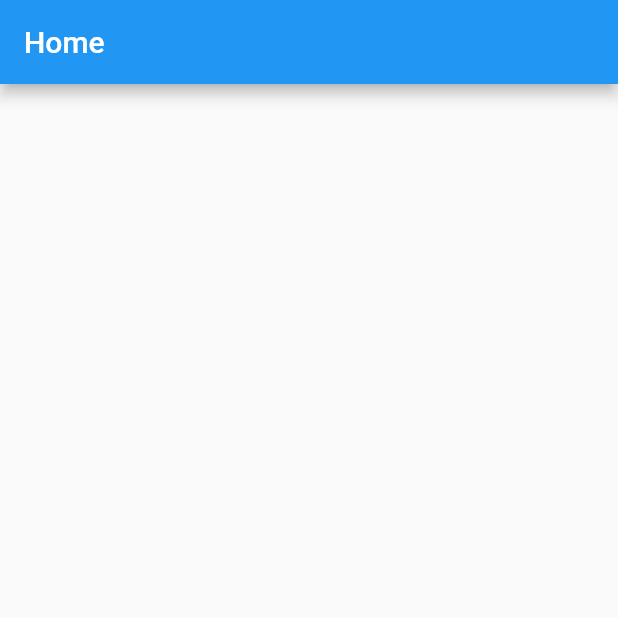
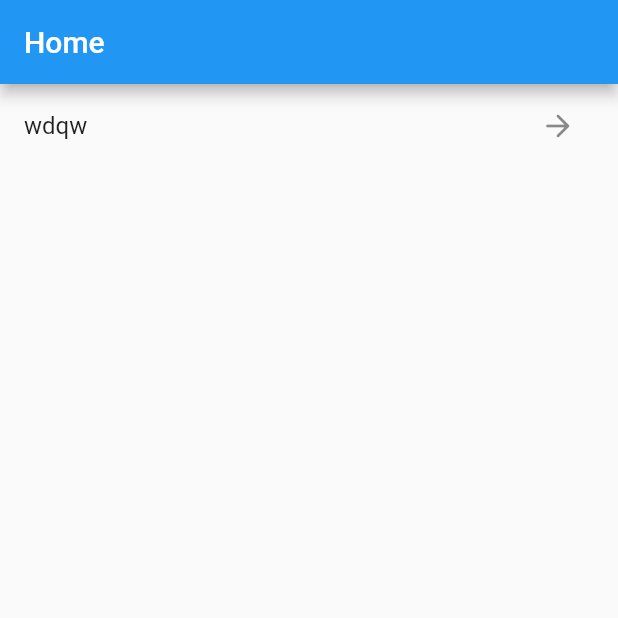
Before and after one commit to IteProgramacion/itecursoflutterv1, a Flutter app: the screen it shows after launch, on a phone screen of 412 x 824 dp, the top half of it. Run offline on Flutter 3.47's test engine with Material 2 defaults, Android fonts, the phone set to English and light mode, and no system bars.

Commit message:
se agrega nuevos productos se envian argumentos a la vista detalle_producto.dart

```diff
--- /dev/null
+++ b/lib/datos/datos.dart
@@ -0,0 +1,3 @@
+import '../clases/productos.dart';
+
+List<Productos> listaProductos = [Productos(nombre: 'wdqw', cantidad: 12, precio: 12)];
--- a/lib/main.dart
+++ b/lib/main.dart
@@ -1,4 +1,5 @@
 import 'package:flutter/material.dart';
+import 'package:itecursoflutter/vistas/detalle_producto.dart';
 import 'package:itecursoflutter/vistas/home.dart';
 import 'package:itecursoflutter/vistas/nuevo_producto.dart';
 
@@ -15,21 +16,14 @@ class MyApp extends StatelessWidget {
     return MaterialApp(
       title: 'Flutter Demo',
       theme: ThemeData(
-        // This is the theme of your application.
-        //
-        // Try running your application with "flutter run". You'll see the
-        // application has a blue toolbar. Then, without quitting the app, try
-        // changing the primarySwatch below to Colors.green and then invoke
-        // "hot reload" (press "r" in the console where you ran "flutter run",
-        // or simply save your changes to "hot reload" in a Flutter IDE).
-        // Notice that the counter didn't reset back to zero; the application
-        // is not restarted.
         primarySwatch: Colors.blue,
       ),
-      initialRoute: 'home',
+
+      initialRoute: const Home().routeName,
       routes: {
-        'home': (BuildContext context)=> Home(),
-        'nuevoProducto': (BuildContext context)=> NuevoProducto(),
+        const Home().routeName : (BuildContext context)=> const Home(),
+        NuevoProducto().routeName: (BuildContext context)=> NuevoProducto(),
+        const DetalleProducto().routeName: (context)=> const DetalleProducto(),
       },
 
     );
--- a/lib/vistas/home.dart
+++ b/lib/vistas/home.dart
@@ -1,8 +1,11 @@
 import 'package:flutter/material.dart';
-
-import '../clases/productos.dart';
+import 'package:itecursoflutter/datos/datos.dart';
+import 'package:itecursoflutter/vistas/detalle_producto.dart';
+import 'package:itecursoflutter/vistas/nuevo_producto.dart';
 
 class Home extends StatefulWidget {
+  final String routeName = 'Home';
+
   const Home({Key? key}) : super(key: key);
 
   @override
@@ -10,7 +13,6 @@ class Home extends StatefulWidget {
 }
 
 class _HomeState extends State<Home> {
-  List<Productos> productos=[];
   @override
   Widget build(BuildContext context) {
     return Scaffold(
@@ -18,22 +20,25 @@ class _HomeState extends State<Home> {
         title: const Text('Home'),
       ),
       floatingActionButton: FloatingActionButton(
-        onPressed: (){
-          showDialog(context: context, builder: (BuildContext context){
-            return Container(height: 110, width: 110, color: Colors.amber,);
-          });
+        onPressed: () async {
+          await Navigator.pushNamed(context, NuevoProducto().routeName);
+          setState(() {});
         },
         child: const Icon(Icons.add),
       ),
       body: ListView.separated(
-        separatorBuilder: (context, index)=>const Divider(),
-        itemCount: productos.length,
-        itemBuilder: (context, index){
+        separatorBuilder: (context, index) => const Divider(),
+        itemCount: listaProductos.length,
+        itemBuilder: (context, index) {
           return ListTile(
-            title: Text(productos[index].nombre),
+            title: Text(listaProductos[index].nombre),
+            trailing: IconButton(
+                onPressed: () => Navigator.pushNamed(
+                    context, const DetalleProducto().routeName,
+                    arguments: listaProductos[index]),
+                icon: const Icon(Icons.arrow_forward_rounded)),
           );
         },
-
       ),
     );
   }
```
Also changed, not shown: lib/vistas/detalle_producto.dart (added, +23 -0 lines), lib/vistas/nuevo_producto.dart (+20 -6 lines).
